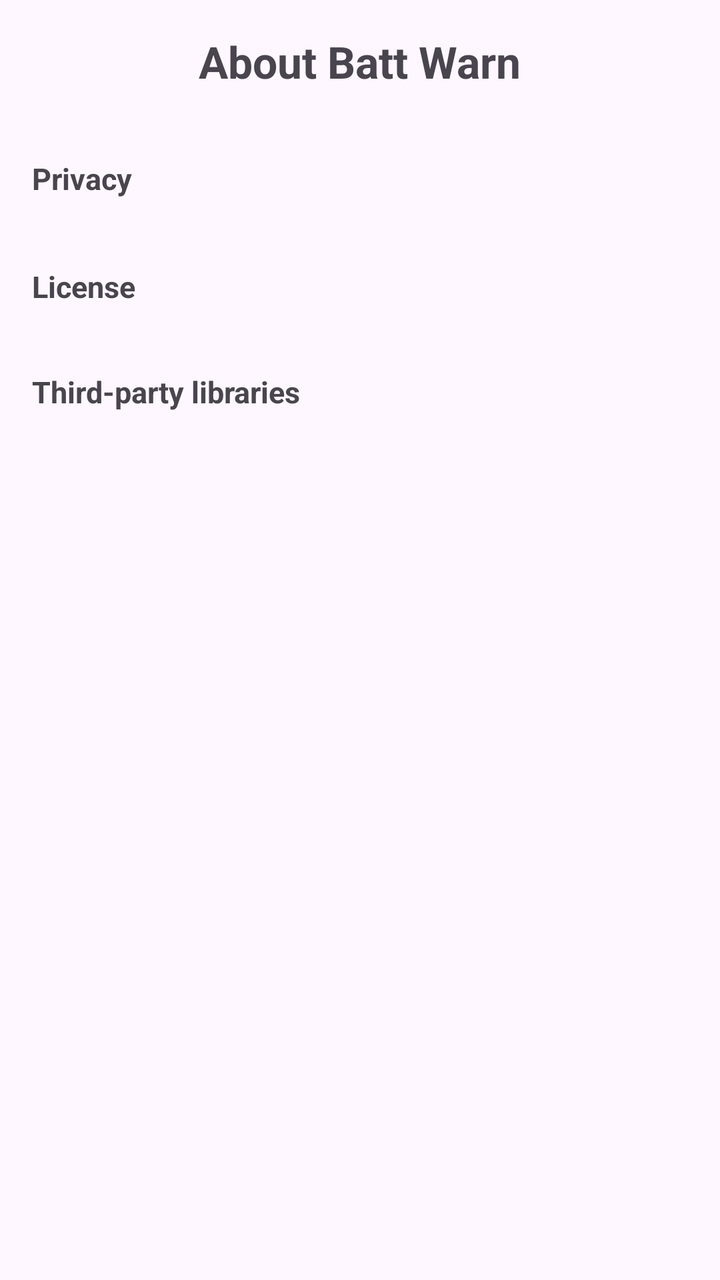
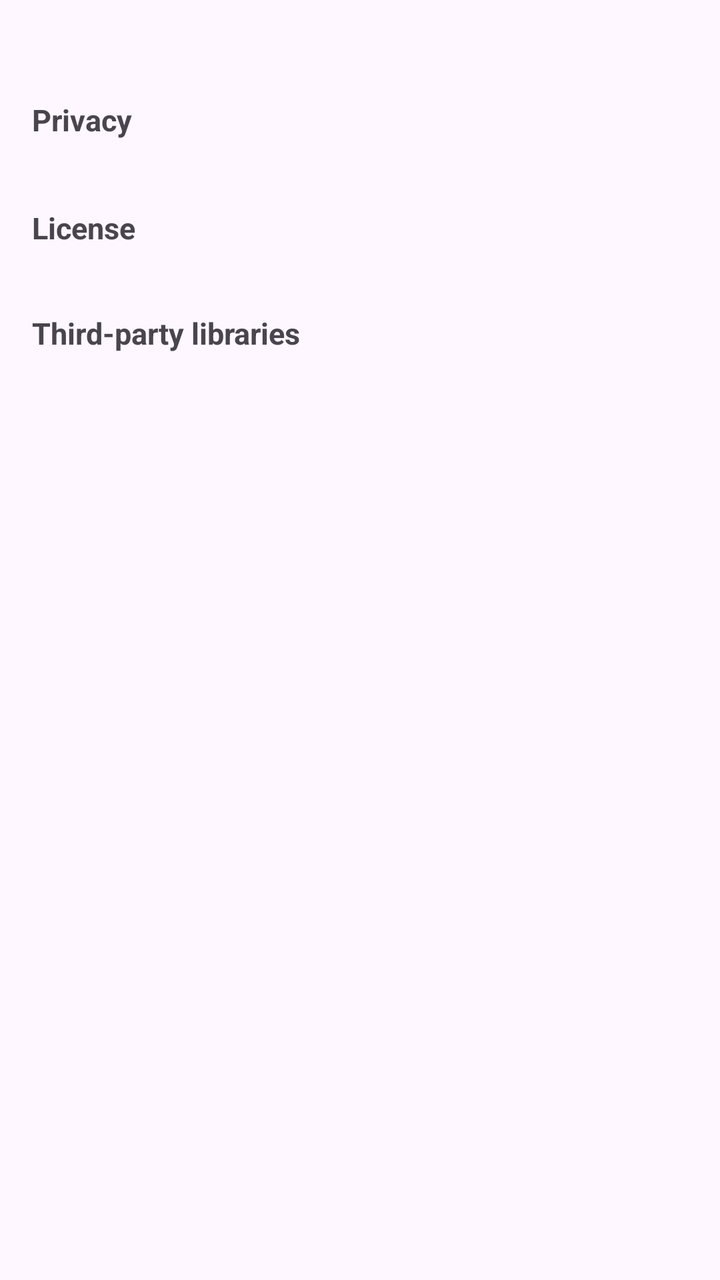

Before-and-after screenshots of an Android layout around one commit, followed by the original layout XML and the change that was made.
<!-- AndroidManifest.xml: application theme Theme.BattWarn -->
<!-- res/layout/activity_about.xml -->
<?xml version="1.0" encoding="utf-8"?>
<ScrollView xmlns:android="http://schemas.android.com/apk/res/android"
    android:layout_width="match_parent"
    android:layout_height="match_parent"
    android:fillViewport="true">

    <LinearLayout
        android:layout_width="match_parent"
        android:layout_height="wrap_content"
        android:orientation="vertical"
        android:padding="16dp">

        <TextView
            android:id="@+id/about_title"
            android:layout_width="wrap_content"
            android:layout_height="wrap_content"
            android:layout_gravity="center"
            android:text="@string/about_title"
            android:textSize="22sp"
            android:textStyle="bold" />

        <TextView
            android:id="@+id/about_version"
            android:layout_width="wrap_content"
            android:layout_height="wrap_content"
            android:layout_gravity="center"
            android:textSize="13sp" />

        <TextView
            android:layout_width="wrap_content"
            android:layout_height="wrap_content"
            android:layout_marginTop="16dp"
            android:text="@string/section_privacy"
            android:textSize="15sp"
            android:textStyle="bold" />

        <TextView
            android:id="@+id/privacy_text"
            android:layout_width="match_parent"
            android:layout_height="wrap_content"
            android:textSize="13sp"
            android:textIsSelectable="true" />

        <TextView
            android:layout_width="wrap_content"
            android:layout_height="wrap_content"
            android:layout_marginTop="16dp"
            android:text="@string/section_license"
            android:textSize="15sp"
            android:textStyle="bold" />

        <TextView
            android:id="@+id/license_text"
            android:layout_width="match_parent"
            android:layout_height="wrap_content"
            android:fontFamily="monospace"
            android:textSize="12sp"
            android:textIsSelectable="true" />

        <TextView
            android:layout_width="wrap_content"
            android:layout_height="wrap_content"
            android:layout_marginTop="16dp"
            android:text="@string/section_third_party"
            android:textSize="15sp"
            android:textStyle="bold" />

        <TextView
            android:id="@+id/third_party_text"
            android:layout_width="match_parent"
            android:layout_height="wrap_content"
            android:fontFamily="monospace"
            android:textSize="12sp"
            android:textIsSelectable="true" />

        <TextView
            android:id="@+id/apache_text"
            android:layout_width="match_parent"
            android:layout_height="wrap_content"
            android:layout_marginTop="12dp"
            android:fontFamily="monospace"
            android:textSize="12sp"
            android:textIsSelectable="true" />

    </LinearLayout>
</ScrollView>
<!-- resources referenced by this layout -->
<resources>
  <string name="about_title">About Batt Warn</string>
  <string name="section_license">License</string>
  <string name="section_privacy">Privacy</string>
  <string name="section_third_party">Third-party libraries</string>
  <style name="Theme.BattWarn" parent="Theme.Material3.DayNight">
          <item name="colorPrimary">@color/battery_green</item>
      </style>
  <color name="battery_green">#4CAF50</color>
</resources>

<!-- the commit's change to res/layout/activity_about.xml (unified diff, before → after) -->
@@ -9,15 +9,6 @@
         android:layout_height="wrap_content"
         android:orientation="vertical"
         android:padding="16dp">
-
-        <TextView
-            android:id="@+id/about_title"
-            android:layout_width="wrap_content"
-            android:layout_height="wrap_content"
-            android:layout_gravity="center"
-            android:text="@string/about_title"
-            android:textSize="22sp"
-            android:textStyle="bold" />
 
         <TextView
             android:id="@+id/about_version"
<!-- resource entries referenced after the edit -->
@@ -1,6 +1,5 @@
 <!-- resources referenced by this layout -->
 <resources>
-  <string name="about_title">About Batt Warn</string>
   <string name="section_license">License</string>
   <string name="section_privacy">Privacy</string>
   <string name="section_third_party">Third-party libraries</string>
